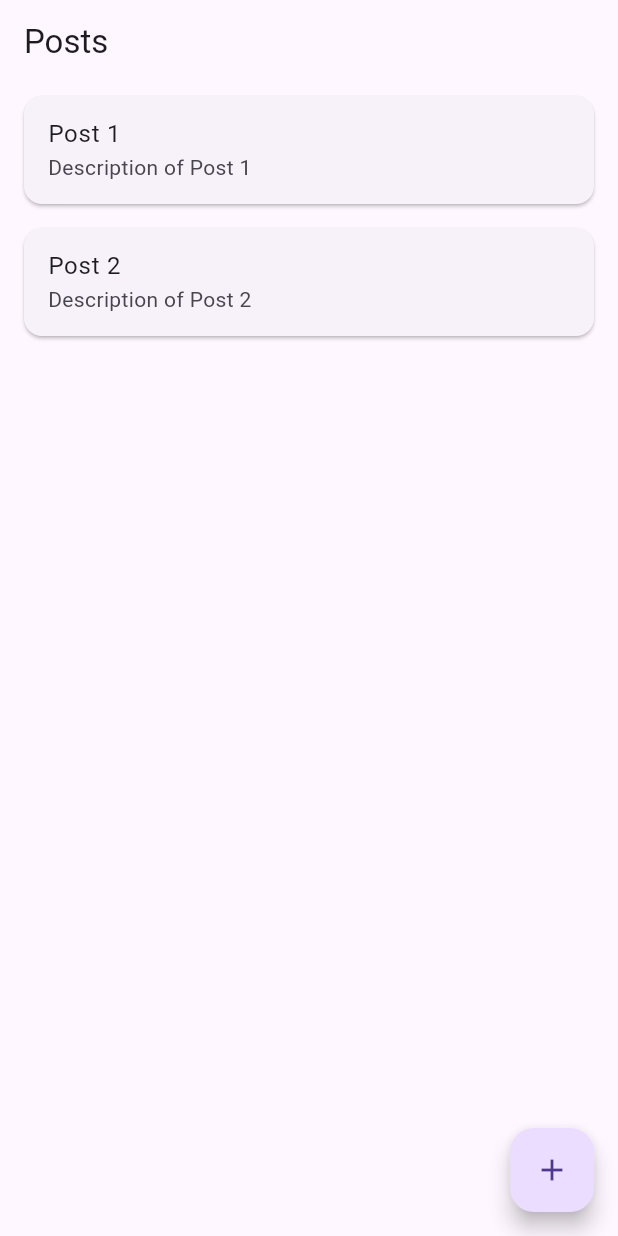
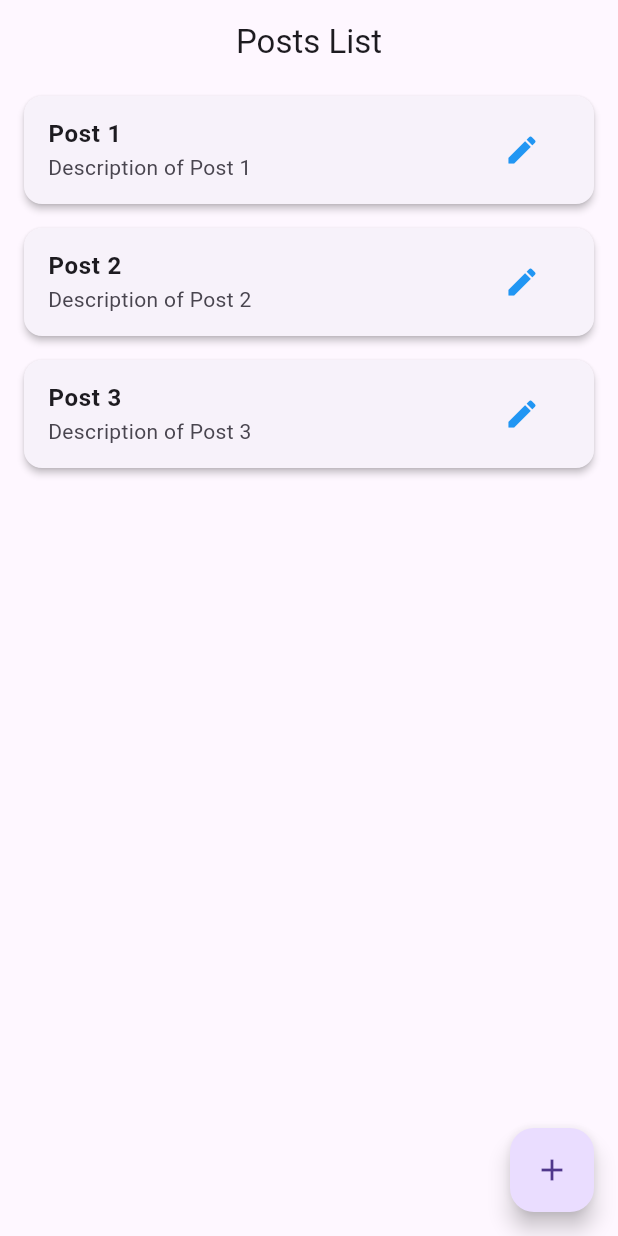
Before and after one commit to MiliMohamed/flutter_post, a Flutter app: the screen it shows after launch, on a phone screen of 412 x 824 dp. Run offline on Flutter 3.47's test engine with Material 3 defaults, Android fonts, the phone set to English and light mode, and no system bars; our stand-ins replace bloc, flutter_bloc.

Commit message:
add stable version

```diff
--- a/lib/bloc/posts_bloc.dart
+++ b/lib/bloc/posts_bloc.dart
@@ -22,7 +22,7 @@ class PostsBloc extends Bloc<PostsEvent, PostsState> {
       final posts = await repository.fetchPosts();
       emit(state.copyWith(status: PostsStatus.success, posts: posts));
     } catch (e) {
-      emit(state.copyWith(status: PostsStatus.error, error: e.toString()));
+      emit(state.copyWith(status: PostsStatus.error, exception: e.toString()));
     }
   }
 
@@ -34,7 +34,7 @@ class PostsBloc extends Bloc<PostsEvent, PostsState> {
       final updatedPosts = List<Post>.from(state.posts)..add(newPost);
       emit(state.copyWith(status: PostsStatus.success, posts: updatedPosts));
     } catch (e) {
-      emit(state.copyWith(status: PostsStatus.error, error: e.toString()));
+      emit(state.copyWith(status: PostsStatus.error, exception: e.toString()));
     }
   }
 
@@ -46,7 +46,7 @@ class PostsBloc extends Bloc<PostsEvent, PostsState> {
       final updatedPosts = state.posts.map((post) => post.id == updatedPost.id ? updatedPost : post).toList();
       emit(state.copyWith(status: PostsStatus.success, posts: updatedPosts));
     } catch (e) {
-      emit(state.copyWith(status: PostsStatus.error, error: e.toString()));
+      emit(state.copyWith(status: PostsStatus.error, exception: e.toString()));
     }
   }
 }
--- a/lib/bloc/posts_event.dart
+++ b/lib/bloc/posts_event.dart
@@ -1,6 +1,5 @@
 part of 'posts_bloc.dart';
 
-@immutable
 abstract class PostsEvent {}
 
 class GetAllPosts extends PostsEvent {}
--- a/lib/bloc/posts_state.dart
+++ b/lib/bloc/posts_state.dart
@@ -5,23 +5,23 @@ enum PostsStatus { initial, loading, success, error }
 class PostsState {
   final PostsStatus status;
   final List<Post> posts;
-  final String? error;
+  final String? exception;
 
-  PostsState({
+  const PostsState({
     this.status = PostsStatus.initial,
     this.posts = const [],
-    this.error,
+    this.exception,
   });
 
   PostsState copyWith({
     PostsStatus? status,
     List<Post>? posts,
-    String? error,
+    String? exception,
   }) {
     return PostsState(
       status: status ?? this.status,
       posts: posts ?? this.posts,
-      error: error ?? this.error,
+      exception: exception ?? this.exception,
     );
   }
 }
--- a/lib/data/post.dart
+++ b/lib/data/post.dart
@@ -3,7 +3,11 @@ class Post {
   final String title;
   final String description;
 
-  Post({required this.id, required this.title, required this.description});
+  Post({
+    required this.id,
+    required this.title,
+    required this.description,
+  });
 
   factory Post.fromJson(Map<String, dynamic> json) {
     return Post(
--- a/lib/data/posts_data_source.dart
+++ b/lib/data/posts_data_source.dart
@@ -1,33 +1,24 @@
 import 'dart:async';
-
 import 'post.dart';
 
-abstract class PostsDataSource {
-  Future<List<Post>> getAllPosts();
-  Future<Post> createPost(Post postToAdd);
-  Future<Post> updatePost(Post updatedPost);
-}
-
-class FakePostsDataSource implements PostsDataSource {
+class FakePostsDataSource {
   final List<Post> _fakePosts = [
     Post(id: '1', title: 'Post 1', description: 'Description of Post 1'),
     Post(id: '2', title: 'Post 2', description: 'Description of Post 2'),
+    Post(id: '3', title: 'Post 3', description: 'Description of Post 3'),
   ];
 
-  @override
   Future<List<Post>> getAllPosts() async {
-    await Future.delayed(const Duration(seconds: 1)); // Simule un délai
+    await Future.delayed(const Duration(seconds: 1));
     return _fakePosts;
   }
 
-  @override
-  Future<Post> createPost(Post postToAdd) async {
+  Future<Post> createPost(Post post) async {
     await Future.delayed(const Duration(seconds: 1));
-    _fakePosts.add(postToAdd);
-    return postToAdd;
+    _fakePosts.add(post);
+    return post;
   }
 
-  @override
   Future<Post> updatePost(Post updatedPost) async {
     await Future.delayed(const Duration(seconds: 1));
     final index = _fakePosts.indexWhere((post) => post.id == updatedPost.id);
@@ -36,4 +27,5 @@ class FakePostsDataSource implements PostsDataSource {
     }
     return updatedPost;
   }
+
 }
--- a/lib/data/posts_repository.dart
+++ b/lib/data/posts_repository.dart
@@ -2,7 +2,7 @@ import 'post.dart';
 import 'posts_data_source.dart';
 
 class PostsRepository {
-  final PostsDataSource dataSource;
+  final FakePostsDataSource dataSource;
 
   PostsRepository(this.dataSource);
 
--- a/lib/main.dart
+++ b/lib/main.dart
@@ -18,12 +18,12 @@
 
   @override
   Widget build(BuildContext context) {
-    return MaterialApp(
-      title: 'Flutter Posts App',
-      theme: ThemeData(primarySwatch: Colors.blue),
-      home: BlocProvider(
-        create: (_) => PostsBloc(repository)..add(GetAllPosts()),
-        child: PostsListScreen(),
+    return BlocProvider(
+      create: (_) => PostsBloc(repository)..add(GetAllPosts()),
+      child: MaterialApp(
+        title: 'Flutter Posts App',
+        theme: ThemeData(primarySwatch: Colors.blue),
+        home: const PostsListScreen(),
       ),
     );
   }
--- a/lib/screens/posts_list_screen.dart
+++ b/lib/screens/posts_list_screen.dart
@@ -1,62 +1,63 @@
 import 'package:flutter/material.dart';
 import 'package:flutter_bloc/flutter_bloc.dart';
-import 'package:flutter_posts_app/screens/post_detail_screen.dart';
-
 import '../bloc/posts_bloc.dart';
 import '../widgets/post_item.dart';
+import 'post_detail_screen.dart';
 import 'post_create_screen.dart';
 
 class PostsListScreen extends StatelessWidget {
+  const PostsListScreen({Key? key}) : super(key: key);
+
   @override
   Widget build(BuildContext context) {
     return Scaffold(
-      appBar: AppBar(title: const Text('Posts')),
+      appBar: AppBar(
+        title: const Text('Posts List'),
+        centerTitle: true,
+      ),
       body: BlocBuilder<PostsBloc, PostsState>(
         builder: (context, state) {
           if (state.status == PostsStatus.loading) {
             return const Center(child: CircularProgressIndicator());
-          } else if (state.status == PostsStatus.success) {
-            if (state.posts.isEmpty) {
-              return const Center(
-                child: Text('No posts available.'),
-              );
+          } else if (state.status == PostsStatus.error) {
+            return Center(child: Text('Error: ${state.exception ?? 'Unknown error'}'));
+          } else if (state.posts.isEmpty) {
+            return const Center(child: Text('No posts available.'));
           }
+
           return ListView.builder(
             itemCount: state.posts.length,
             itemBuilder: (context, index) {
               final post = state.posts[index];
               return PostItem(
                 post: post,
-                  onTap: () {
-                    // Naviguer vers l'écran de détail
+                onEdit: () {
                   Navigator.push(
                     context,
                     MaterialPageRoute(
-                        builder: (_) => PostDetailScreen(post: post),
+                      builder: (_) => BlocProvider.value(
+                        value: context.read<PostsBloc>(),
+                        child: PostDetailScreen(post: post),
                       ),
+                    ),
+                  );
+                },
+                onTap: () {
+                  ScaffoldMessenger.of(context).showSnackBar(
+                    SnackBar(content: Text('Selected: ${post.title}')),
                   );
                 },
               );
             },
           );
-          } else if (state.status == PostsStatus.error) {
-            return Center(
-              child: Text(
-                state.error ?? 'An error occurred.',
-                style: const TextStyle(color: Colors.red),
-              ),
-            );
-          }
-          return const SizedBox.shrink();
         },
       ),
       floatingActionButton: FloatingActionButton(
         onPressed: () {
-          // Naviguer vers l'écran de création
           Navigator.push(
             context,
             MaterialPageRoute(
-              builder: (_) => PostCreateScreen(),
+              builder: (_) => const PostCreateScreen(),
             ),
           );
         },
--- a/lib/widgets/post_item.dart
+++ b/lib/widgets/post_item.dart
@@ -1,20 +1,37 @@
 import 'package:flutter/material.dart';
-
 import '../data/post.dart';
 
 class PostItem extends StatelessWidget {
   final Post post;
+  final VoidCallback onEdit;
   final VoidCallback onTap;
 
-  const PostItem({Key? key, required this.post, required this.onTap}) : super(key: key);
+  const PostItem({
+    Key? key,
+    required this.post,
+    required this.onEdit,
+    required this.onTap,
+  }) : super(key: key);
 
   @override
   Widget build(BuildContext context) {
     return Card(
       margin: const EdgeInsets.symmetric(horizontal: 16, vertical: 8),
+      elevation: 2,
       child: ListTile(
-        title: Text(post.title),
-        subtitle: Text(post.description),
+        title: Text(
+          post.title,
+          style: const TextStyle(fontWeight: FontWeight.bold),
+        ),
+        subtitle: Text(
+          post.description,
+          maxLines: 2,
+          overflow: TextOverflow.ellipsis,
+        ),
+        trailing: IconButton(
+          icon: const Icon(Icons.edit, color: Colors.blue),
+          onPressed: onEdit,
+        ),
         onTap: onTap,
       ),
     );
```
Also changed, not shown: lib/cubit/posts_dart_cubit.dart (deleted, +0 -53 lines), lib/screens/post_create_screen.dart (+11 -20 lines), lib/screens/post_detail_screen.dart (+30 -45 lines), 1 other file. Lines whose indentation alone changed are shown as unchanged.
